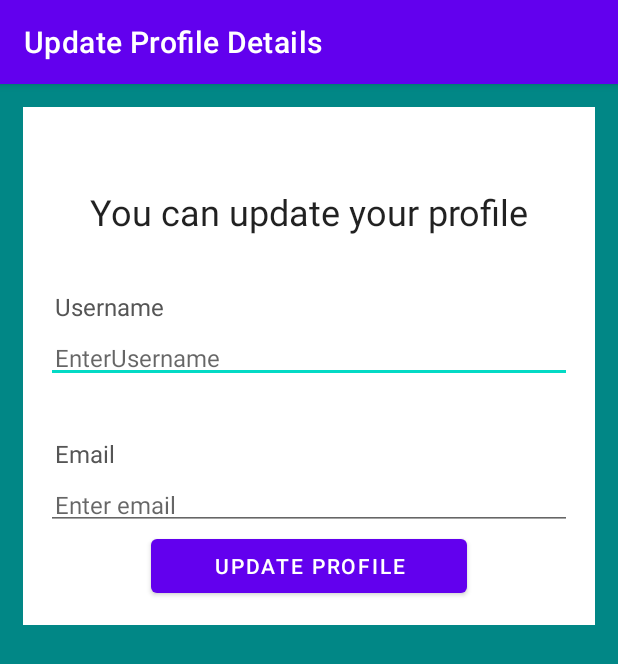
After one commit to bukvic6/Reddit-clone-Android, an Android app: the UpdateProfile screen opened directly, with no data from a screen before it, on a phone screen of 412 x 824 dp. The commit adds this screen. Shown: the top 664 px of the screen. Run offline under Robolectric (Android 15) with nearby library versions, the phone set to English and light mode, and no system bars; our stand-ins replace Firebase (no records; nobody signed in at launch, a user with empty details on screens opened directly); 2 statements that could not run were skipped.

Commit message:
User Profle & User profile edit

```diff
--- a/app/src/main/AndroidManifest.xml
+++ b/app/src/main/AndroidManifest.xml
@@ -9,6 +9,12 @@
         android:roundIcon="@mipmap/ic_launcher_round"
         android:supportsRtl="true"
         android:theme="@style/Theme.RedditAdroid" >
+        <activity
+            android:name=".UpdateProfile"
+            android:exported="false" />
+        <activity
+            android:name=".ProfileActivity"
+            android:exported="false" />
         <activity
             android:name=".Login_form"
             android:exported="false" />
--- /dev/null
+++ b/app/src/main/java/com/example/redditadroid/UpdateProfile.java
@@ -0,0 +1,127 @@
+package com.example.redditadroid;
+
+import androidx.annotation.NonNull;
+import androidx.appcompat.app.AppCompatActivity;
+
+import android.content.Intent;
+import android.os.Bundle;
+import android.text.TextUtils;
+import android.view.View;
+import android.widget.Button;
+import android.widget.EditText;
+import android.widget.Toast;
+
+import com.example.redditadroid.model.User;
+import com.google.android.gms.tasks.OnCompleteListener;
+import com.google.android.gms.tasks.Task;
+import com.google.firebase.auth.FirebaseAuth;
+import com.google.firebase.auth.FirebaseUser;
+import com.google.firebase.auth.UserProfileChangeRequest;
+import com.google.firebase.database.DataSnapshot;
+import com.google.firebase.database.DatabaseError;
+import com.google.firebase.database.DatabaseReference;
+import com.google.firebase.database.FirebaseDatabase;
+import com.google.firebase.database.ValueEventListener;
+
+public class UpdateProfile extends AppCompatActivity {
+
+    private EditText usernameEdit, emailEdit;
+    private String textUsername, textEmail;
+
+    @Override
+    protected void onCreate(Bundle savedInstanceState) {
+        super.onCreate(savedInstanceState);
+        setContentView(R.layout.activity_update_profile);
+        getSupportActionBar().setTitle("Update Profile Details");
+
+        usernameEdit = findViewById(R.id.editText_updateProfile_username);
+        emailEdit = findViewById(R.id.editText_updateProfile_email);
+        FirebaseAuth auth = FirebaseAuth.getInstance();
+        FirebaseUser currentUser = auth.getCurrentUser();
+        showProfile(currentUser);
+        Button buttonUploadProfile = findViewById(R.id.button_update_profile);
+        buttonUploadProfile.setOnClickListener(new View.OnClickListener() {
+            @Override
+            public void onClick(View v) {
+                updateProfile(currentUser);
+
+            }
+        });
+    }
+
+    private void updateProfile(FirebaseUser currentUser) {
+        if(TextUtils.isEmpty(textUsername)){
+            Toast.makeText(UpdateProfile.this, "Please Enter Username", Toast.LENGTH_LONG).show();
+            usernameEdit.setError("Username is required");
+            usernameEdit.requestFocus();
+        } else if (TextUtils.isEmpty(textEmail)){
+            Toast.makeText(UpdateProfile.this, "Please Enter email", Toast.LENGTH_LONG).show();
+            emailEdit.setError("Email is required");
+            emailEdit.requestFocus();
+        } else{
+            textUsername = usernameEdit.getText().toString();
+            textEmail = emailEdit.getText().toString();
+            User write = new User(textUsername,textEmail);
+            FirebaseDatabase database = FirebaseDatabase.getInstance();
+            DatabaseReference reference = database.getReference("users").child(currentUser.getUid());
+            reference.setValue(write).addOnCompleteListener(new OnCompleteListener<Void>() {
+                @Override
+                public void onComplete(@NonNull Task<Void> task) {
+                    if(task.isSuccessful()){
+                        UserProfileChangeRequest profileUpdates = new UserProfileChangeRequest.Builder().
+                                setDisplayName(textUsername).build();
+                        currentUser.updateProfile(profileUpdates);
+
+                        Toast.makeText(UpdateProfile.this, "Update successful", Toast.LENGTH_LONG).show();
+                        Intent intent  = new Intent(UpdateProfile.this, ProfileActivity.class);
+                        intent.setFlags(Intent.FLAG_ACTIVITY_CLEAR_TOP |
+                                Intent.FLAG_ACTIVITY_CLEAR_TASK |
+                                Intent.FLAG_ACTIVITY_NEW_TASK);
+                        startActivity(intent);
+                        finish();
+
+                    } else{
+                        try{
+                            throw task.getException();
+                        } catch (Exception e){
+                            Toast.makeText(UpdateProfile.this, e.getMessage(), Toast.LENGTH_LONG).show();
+
+                        }
+                    }
+                }
+            });
+
+
+        }
+
+    }
+
+    private void showProfile(FirebaseUser currentUser){
+
+        FirebaseDatabase database = FirebaseDatabase.getInstance();
+        DatabaseReference reference = database.getReference("users").child(currentUser.getUid());
+
+        reference.addListenerForSingleValueEvent(new ValueEventListener() {
+            @Override
+            public void onDataChange(@NonNull DataSnapshot snapshot) {
+                User userProfile = snapshot.getValue(User.class);
+                textUsername = userProfile.username;
+                textEmail = userProfile.email;
+
+                emailEdit.setText(textEmail);
+                usernameEdit.setText(textUsername);
+
+
+
+            }
+
+            @Override
+            public void onCancelled(@NonNull DatabaseError error) {
+                Toast.makeText(UpdateProfile.this,"something wrong happened", Toast.LENGTH_LONG).show();
+
+
+            }
+        });
+
+    }
+}
--- a/app/src/main/java/com/example/redditadroid/model/User.java
+++ b/app/src/main/java/com/example/redditadroid/model/User.java
@@ -12,4 +12,9 @@ public class User {
         this.email = email;
         this.password = password;
     }
+
+    public User(String textUsername, String textEmail) {
+        this.username = textUsername;
+        this.email = textEmail;
+    }
 }
--- /dev/null
+++ b/app/src/main/res/layout/activity_update_profile.xml
@@ -0,0 +1,79 @@
+<?xml version="1.0" encoding="utf-8"?>
+<ScrollView xmlns:android="http://schemas.android.com/apk/res/android"
+    xmlns:app="http://schemas.android.com/apk/res-auto"
+    xmlns:tools="http://schemas.android.com/tools"
+    android:layout_width="match_parent"
+    android:layout_height="match_parent"
+    tools:context=".UpdateProfile"
+    android:background="@color/teal_700">
+
+    <RelativeLayout
+        android:layout_width="match_parent"
+        android:layout_height="wrap_content"
+        android:padding="15dp"
+        android:layout_margin="15dp"
+        android:background="@color/white">
+
+        <TextView
+            android:layout_width="match_parent"
+            android:layout_height="wrap_content"
+            android:id="@+id/textView_update_profile_head"
+            android:layout_marginTop="38dp"
+            android:text="You can update your profile"
+            android:textAlignment="center"
+            android:textAppearance="@style/TextAppearance.AppCompat.Headline"/>
+
+        <TextView
+            android:layout_width="match_parent"
+            android:layout_height="wrap_content"
+            android:id="@+id/textView_update_username"
+            android:layout_below="@id/textView_update_profile_head"
+            android:text="Username"
+            android:layout_marginTop="30dp"
+            android:padding="6dp"
+            android:textSize="16sp"
+            android:textColor="#555555"/>
+        <EditText
+            android:layout_width="match_parent"
+            android:layout_height="wrap_content"
+            android:id="@+id/editText_updateProfile_username"
+            android:layout_below="@+id/textView_update_username"
+            android:inputType="text"
+            android:padding="6dp"
+            android:textSize="16sp"
+            android:hint="EnterUsername"/>
+
+        <TextView
+            android:id="@+id/textView_update_email"
+            android:layout_width="match_parent"
+            android:layout_height="wrap_content"
+            android:layout_below="@id/editText_updateProfile_username"
+            android:layout_marginTop="30dp"
+            android:padding="6dp"
+            android:text="Email"
+            android:textColor="#555555"
+            android:textSize="16sp" />
+        <EditText
+            android:layout_width="match_parent"
+            android:layout_height="wrap_content"
+            android:id="@+id/editText_updateProfile_email"
+            android:layout_below="@+id/textView_update_email"
+            android:inputType="text"
+            android:padding="6dp"
+            android:textSize="16sp"
+            android:hint="Enter email"/>
+        <Button
+            android:layout_width="match_parent"
+            android:layout_height="wrap_content"
+            android:id="@+id/button_update_profile"
+            android:text="Update Profile"
+            android:layout_marginLeft="70dp"
+            android:layout_marginRight="70dp"
+            android:layout_below="@+id/editText_updateProfile_email"/>
+
+
+
+    </RelativeLayout>
+
+
+</ScrollView>
```
Also changed, not shown: app/src/main/java/com/example/redditadroid/MainActivity.java (+8 -0 lines), app/src/main/java/com/example/redditadroid/ProfileActivity.java (added, +77 -0 lines), app/src/main/res/layout/activity_main.xml (+7 -0 lines), app/src/main/res/layout/activity_profile.xml (added, +72 -0 lines).
